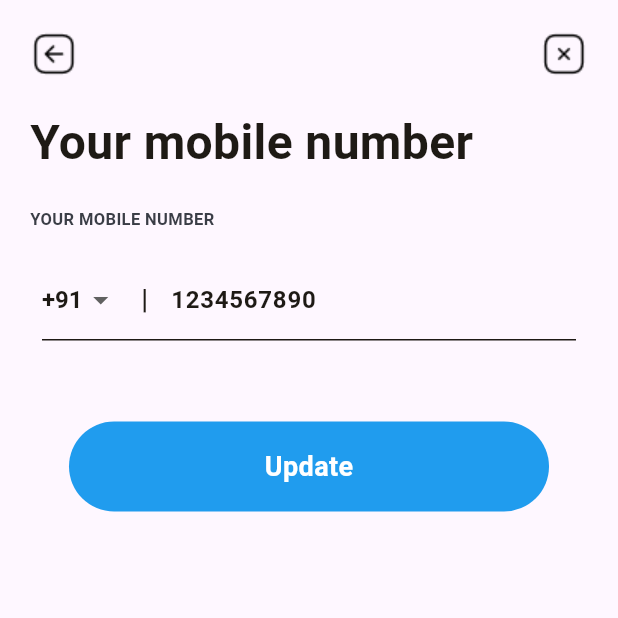
After one commit to MuhammadAmirKhan-57/newzler_app, a Flutter app: the PhoneUpdateScreen screen opened directly, on a phone screen of 412 x 824 dp, the top half of it. The commit adds this screen. Run offline on Flutter 3.47's test engine with Material 3 defaults, Android fonts, the phone set to English and light mode, and no system bars; our stand-ins replace image_picker, shared_preferences, smooth_page_indicator, video_player; accounts and stored records are empty.

Commit message:
Phone Update Screen

```diff
--- a/lib/view/profile/account_profile.dart
+++ b/lib/view/profile/account_profile.dart
@@ -2,6 +2,7 @@ import 'package:flutter/material.dart';
 import 'package:newzler_app/provider/theme_provider.dart';
 import 'package:newzler_app/view/profile/birthday_screen.dart';
 import 'package:newzler_app/view/profile/email_update_screen.dart';
+import 'package:newzler_app/view/profile/gender.dart';
 import 'package:newzler_app/view/profile/name_update_screen.dart';
 import 'package:provider/provider.dart';
 
@@ -261,7 +262,7 @@ class Profile extends StatelessWidget {
                           ),
                         ),
                         InkWell(
-                          onTap: () {}, //Gender Screen
+                          onTap: () => Navigator.push(context, MaterialPageRoute(builder: (context) => GenderScreen())),
                           child: Icon(Icons.arrow_forward_ios, size: 22)),
                       ],
                     ),
--- /dev/null
+++ b/lib/view/profile/phone_update_screen.dart
@@ -0,0 +1,180 @@
+import 'package:flutter/material.dart';
+import 'package:newzler_app/provider/theme_provider.dart';
+import 'package:newzler_app/view/profile/account_profile.dart';
+import 'package:provider/provider.dart';
+
+class PhoneUpdateScreen extends StatefulWidget {
+  const PhoneUpdateScreen({super.key});
+
+  @override
+  State<PhoneUpdateScreen> createState() => _PhoneUpdateScreenState();
+}
+
+class _PhoneUpdateScreenState extends State<PhoneUpdateScreen> {
+  final TextEditingController _mobileNumberController = TextEditingController(text: '1234567890');
+  String _selectedCountryCode = '+91';
+
+  final List<String> _countryCodes = ['+91', '+92', '+93', '+94', '+95'];
+
+  @override
+  void dispose() {
+    _mobileNumberController.dispose();
+    super.dispose();
+  }
+
+  @override
+  Widget build(BuildContext context) {
+    final isDarkTheme = Provider.of<ThemeProvider>(context).selectedTheme == 'Night';
+    return Scaffold(
+      body: SafeArea(
+        child: Padding(
+          padding: const EdgeInsets.symmetric(horizontal: 20.0, vertical: 20),
+          child: Column(
+            crossAxisAlignment: CrossAxisAlignment.start,
+            children: [
+             Row(
+                  mainAxisAlignment: MainAxisAlignment.spaceBetween,
+                  children: [
+                    InkWell(
+                      onTap: () => Navigator.push(
+                        context,
+                        MaterialPageRoute(
+                          builder: (context) => Profile(),
+                        ),
+                      ),
+                      child: Image.asset(
+                        'assets/images/arrow-1.png',
+                        color: isDarkTheme ? Colors.white : Colors.black,
+                      ),
+                    ),
+                    InkWell(
+                      onTap: () => Navigator.pop(context),
+                      child: Image.asset(
+                        'assets/images/close-1.png',
+                        color: isDarkTheme ? Colors.white : Colors.black,
+                      ),
+                    ),
+                  ],
+                ),
+              SizedBox(height: 20),
+              Text(
+                'Your mobile number',
+                style: TextStyle(
+                  fontSize: 32,
+                  fontWeight: FontWeight.w600,
+                  color:isDarkTheme ? Colors.white : Color(0xFF1E1A15),
+                ),
+              ),
+              SizedBox(height: 20),
+              Text(
+                'YOUR MOBILE NUMBER',
+                style: TextStyle(
+                  fontSize: 11,
+                  fontWeight: FontWeight.w700,
+                  color:isDarkTheme ? Colors.white : Color(0xFF3A3D46),
+                ),
+              ),
+              SizedBox(height: 10),
+              Container(
+                padding: EdgeInsets.symmetric(vertical: 12, horizontal: 8),
+                child: Column(
+                  crossAxisAlignment: CrossAxisAlignment.start,
+                  children: [
+                    Row(
+                      children: [
+                        DropdownButton<String>(
+                          value: _selectedCountryCode,
+                          icon: Icon(Icons.arrow_drop_down),
+                          iconSize: 24,
+                          elevation: 16,
+                          style: TextStyle(
+                            fontSize: 16,
+                            color: isDarkTheme ? Colors.white :Color(0xFF1E1A15),
+                            fontWeight: FontWeight.w600,
+                          ),
+                          underline: Container(
+                            height: 0,
+                            color: isDarkTheme ? Colors.white :Colors.transparent,
+                          ),
+                          onChanged: (String? newValue) {
+                            setState(() {
+                              _selectedCountryCode = newValue!;
+                            });
+                          },
+                          items: _countryCodes.map<DropdownMenuItem<String>>((String value) {
+                            return DropdownMenuItem<String>(
+                              value: value,
+                              child: Text(value),
+                            );
+                          }).toList(),
+                        ),
+                        SizedBox(width: 15),
+                        Text('|',  style: TextStyle(
+                        fontSize: 18,
+                        color:isDarkTheme ? Colors.white : Color(0xFF1E1A15),
+                        fontWeight: FontWeight.w600,
+                      ),),
+                        SizedBox(width: 15),
+                        Expanded(
+                          child: TextFormField(
+                            controller: _mobileNumberController,
+                            keyboardType: TextInputType.phone,
+                            style: TextStyle(
+                              fontSize: 16,
+                              color:isDarkTheme ? Colors.white : Color(0xFF1E1A15),
+                              fontWeight: FontWeight.w600,
+                            ),
+                            decoration: InputDecoration(
+                              border: InputBorder.none,
+                              enabledBorder: InputBorder.none,
+                              focusedBorder: InputBorder.none,
+                              contentPadding: EdgeInsets.zero,
+                            ),
+                          ),
+                        ),
+                      ],
+                    ),
+                    Divider(
+                      color: isDarkTheme ? Colors.white :Color(0xFF1E1A15),
+                      thickness: 1,
+                      height: 5,
+                    ),
+                  ],
+                ),
+              ),
+              SizedBox(height: 40),
+              Center(
+                child: GestureDetector(
+                  onTap: () {
+                    Navigator.pushReplacement(
+                      context,
+                      MaterialPageRoute(builder: (context) => Profile()),
+                    );
+                  },
+                  child: Container(
+                    width: 320,
+                    height: 60,
+                    decoration: BoxDecoration(
+                      color: Color(0xFF209CEE),
+                      borderRadius: BorderRadius.circular(30),
+                    ),
+                    child: Center(
+                      child: Text(
+                        'Update',
+                        style: TextStyle(
+                          fontSize: 18,
+                          fontWeight: FontWeight.w700,
+                          color: Color(0xFFFFFFFF),
+                        ),
+                      ),
+                    ),
+                  ),
+                ),
+              ),
+            ],
+          ),
+        ),
+      ),
+    );
+  }
+}
```
